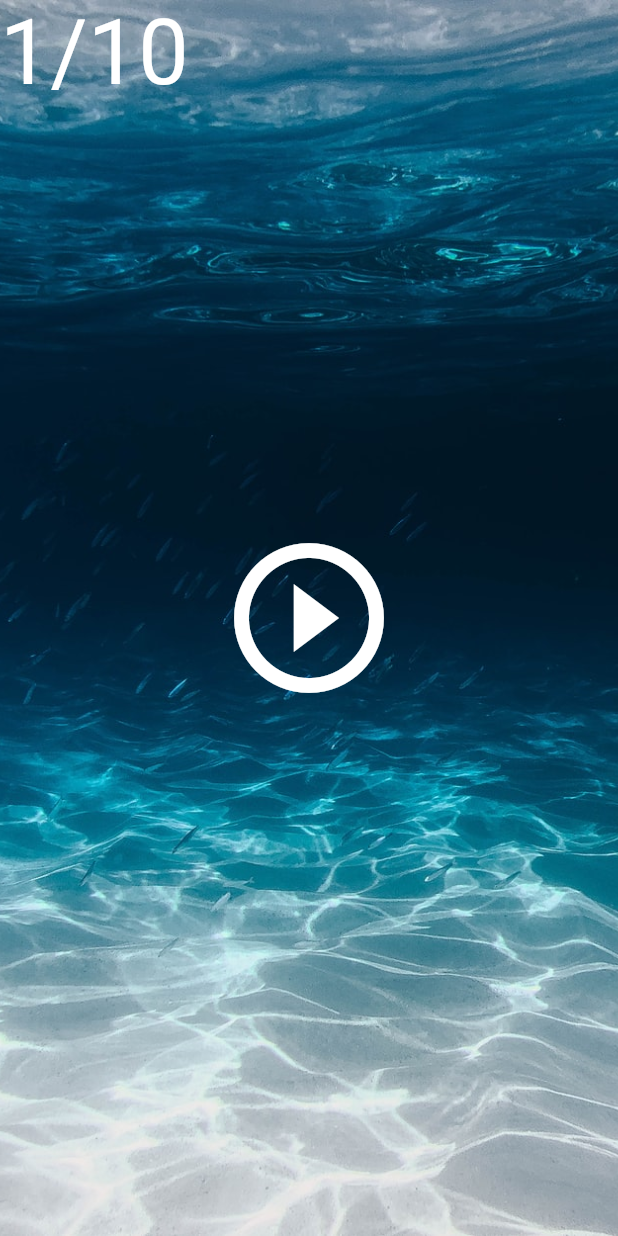
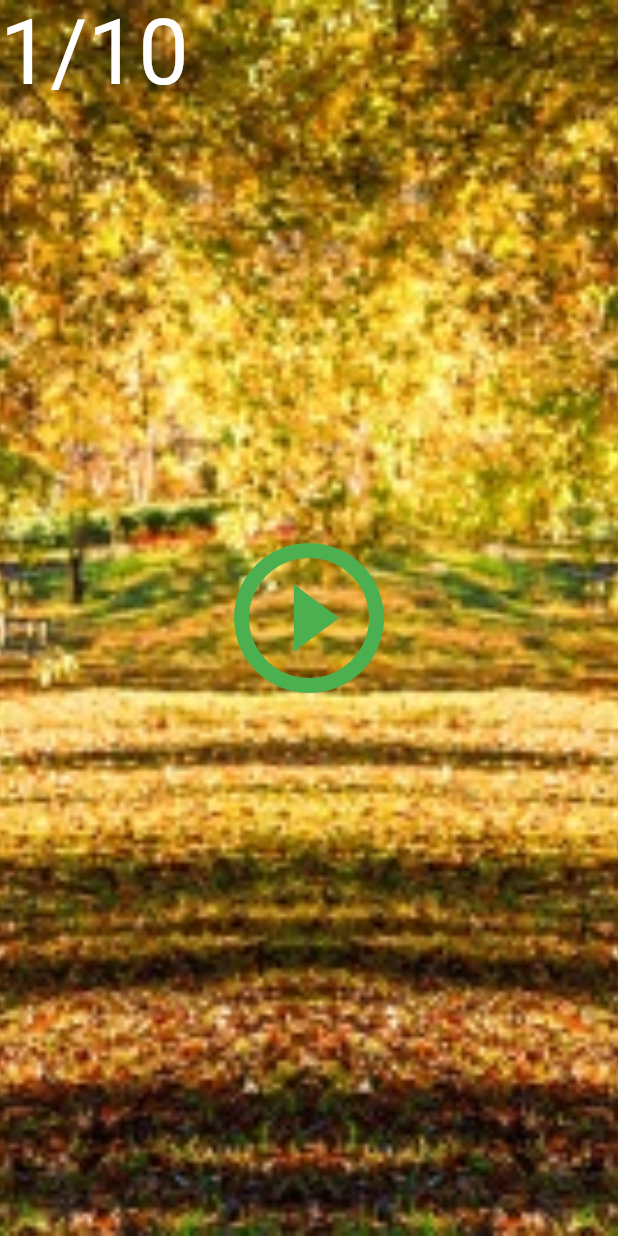
Before and after one commit to walrm/Labrynth, a Flutter app: the screen it shows after launch, on a phone screen of 412 x 824 dp. Run offline on Flutter 3.47's test engine with Material 2 defaults, Android fonts, the phone set to English and light mode, and no system bars; missing offline and left inert: simple_gesture_detector.

Commit message:
added different icons for different worlds and started with different backgrounds. Needs some cleaning up though.

```diff
--- a/lib/screens/Home/Homepage.dart
+++ b/lib/screens/Home/Homepage.dart
@@ -41,21 +41,43 @@ class Homestate extends State<Homepage> {
       body: PageView.builder(
       itemBuilder: (context, index) {
         int currentWorld = index+1;
+        Icon icon;
+        ImageProvider img;
+        bool goToGame;
+        if (currentWorld == 1){
+          icon = Icon(Icons.play_circle_outline, color:Colors.green);
+          img = AssetImage("assets/nature.jpg");
+          goToGame = true;
+        }
+        else if (currentWorld == 2){
+          icon = Icon(Icons.lock_outline, color:Colors.grey);
+          img = AssetImage("assets/ocean.jpg");
+          goToGame = false;
+
+        }
+        else{
+          icon = Icon(Icons.lock_outline, color:Colors.grey);
+          img = AssetImage("assets/ocean.jpg");
+          goToGame = false;
+        }
         return Stack(
           children: <Widget> [
             Container(
               child: Center(
                 child: IconButton(
                   iconSize: 120,
-                  icon: Icon(Icons.play_circle_outline, color:Colors.white),
+                  icon: icon,
                   onPressed: (){
-                    Navigator.pushNamed(context, '/game');
+                    if (goToGame){
+                      Navigator.pushNamed(context, '/game');
+                    }
+
                   },
                 )
               ),
               decoration: BoxDecoration(
                 image: DecorationImage(
-                  image: AssetImage("assets/ocean.jpg"),
+                  image: img,
                   fit: BoxFit.cover,
                 ),
               ),
```
Also changed, not shown: assets/nature.jpg (added).
